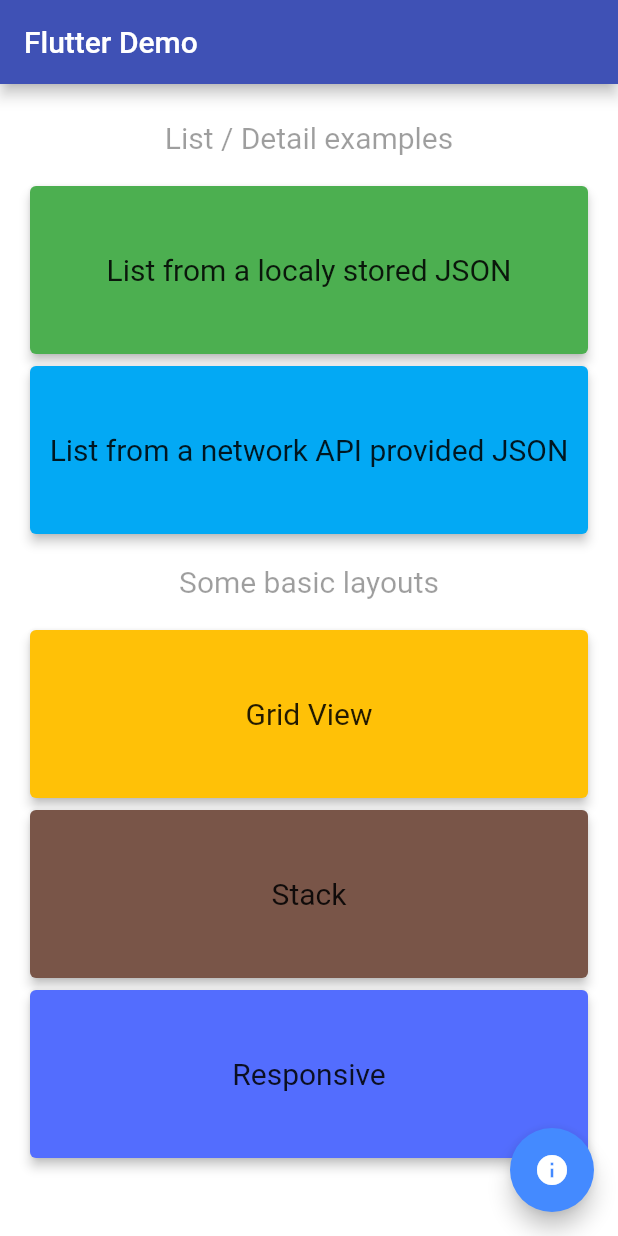
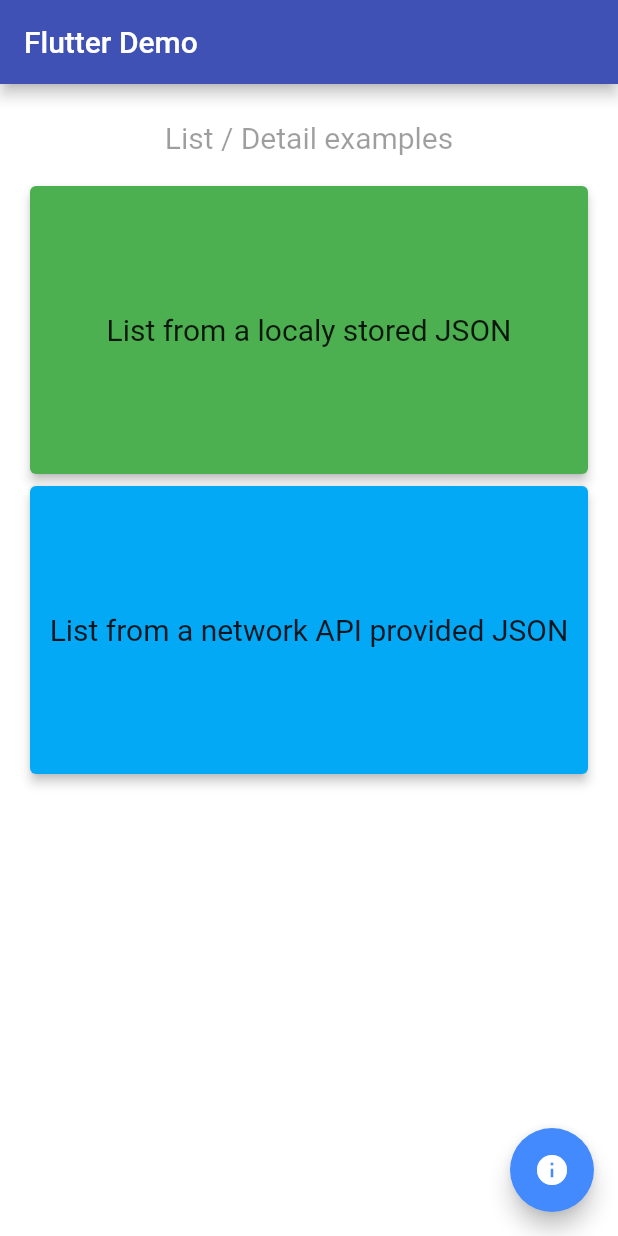
Before and after one commit to MazNaiini/flutter-sample, a Flutter app: the screen it shows after launch, on a phone screen of 412 x 824 dp. Run offline on Flutter 3.47's test engine with Material 2 defaults, Android fonts, the phone set to English and light mode, and no system bars.

Commit message:
Commented out some parts until implented

```diff
--- a/lib/Widgets/MainList/MainListView.dart
+++ b/lib/Widgets/MainList/MainListView.dart
@@ -32,22 +32,22 @@
                 context);
           },
         ),
-        _groupHeaderTile('Some basic layouts'),
-        _SelectableTile(
-          title: 'Grid View',
-          color: Colors.amber,
-          onTap: () {},
-        ),
-        _SelectableTile(
-          title: 'Stack',
-          color: Colors.brown,
-          onTap: () {},
-        ),
-        _SelectableTile(
-          title: 'Responsive',
-          color: Colors.indigoAccent,
-          onTap: () {},
-        ),
+        // _groupHeaderTile('Some basic layouts'),
+        // _SelectableTile(
+        //   title: 'Grid View',
+        //   color: Colors.amber,
+        //   onTap: () {},
+        // ),
+        // _SelectableTile(
+        //   title: 'Stack',
+        //   color: Colors.brown,
+        //   onTap: () {},
+        // ),
+        // _SelectableTile(
+        //   title: 'Responsive',
+        //   color: Colors.indigoAccent,
+        //   onTap: () {},
+        // ),
       ],
     );
   }
@@ -83,7 +83,7 @@
   Widget build(BuildContext context) {
     return Container(
         padding: EdgeInsets.fromLTRB(16, 0, 16, 0),
-        height: 120,
+        height: 200,
         child: Card(
             color: color,
             elevation: 3,
```
Also changed, not shown: 10 other files.
